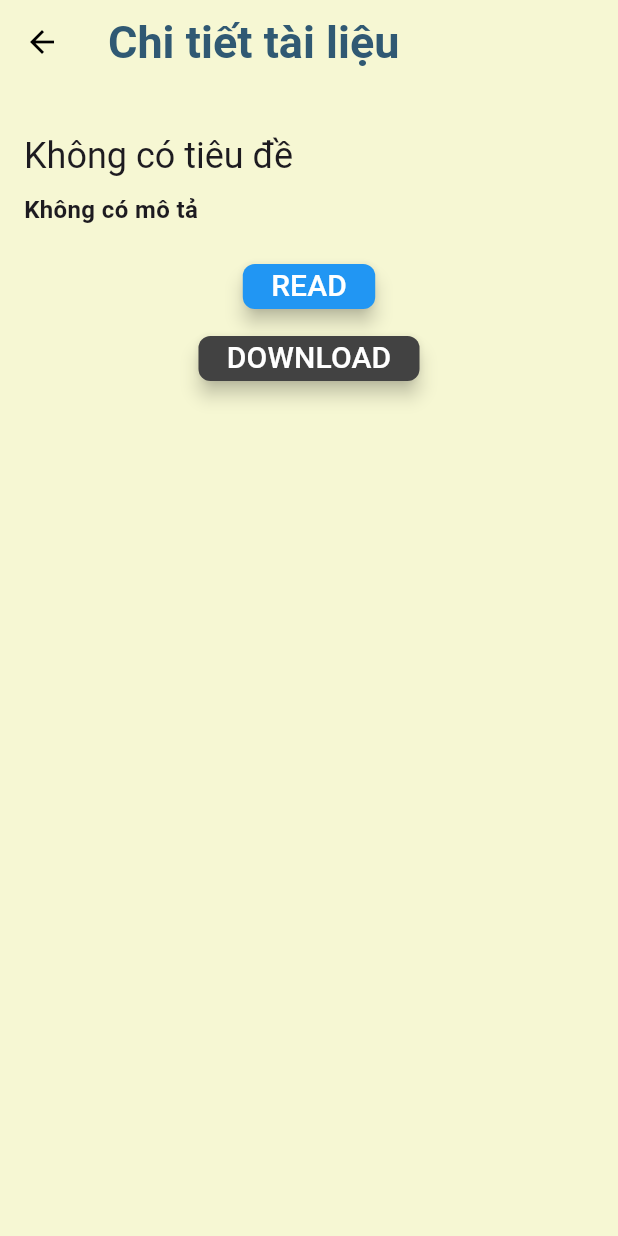
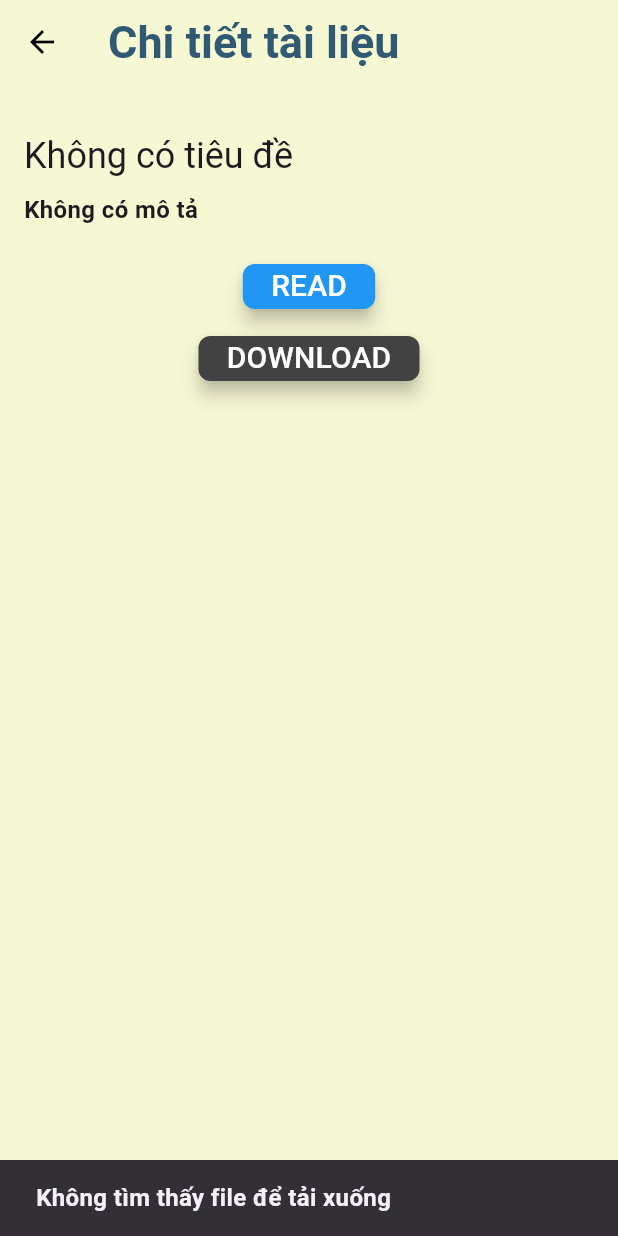
Before and after one commit to voduy112/Groupify_MobileApp, a Flutter app: the DocumentDetailScreen screen opened directly with empty values, after a tap on "DOWNLOAD", on a phone screen of 412 x 824 dp. Run offline on Flutter 3.47's test engine with Material 3 defaults, Android fonts, the phone set to English and light mode, and no system bars; drawn by our look-alikes of overlay_support; our stand-ins replace cached_network_image, carousel_slider, convex_bottom_bar, dio, file_picker, firebase_core and 5 more; missing offline and left inert: flutter_pdfview; accounts and stored records are empty; Roboto replaces fonts that are missing (Dongle).

Commit message:
hoàn thiện chức năng tải file

```diff
--- a/app/lib/features/home/widgets/document_detail.dart
+++ b/app/lib/features/home/widgets/document_detail.dart
@@ -3,6 +3,7 @@ import 'package:provider/provider.dart';
 import '../../../features/document_share/providers/document_share_provider.dart';
 import '../../../models/document.dart';
 import '../../../features/document/views/document_detail_screen.dart';
+import '../../../features/document/services/document_service.dart';
 
 class DocumentDetailScreen extends StatelessWidget {
   final String documentId;
@@ -66,7 +67,12 @@ class DocumentDetailScreen extends StatelessWidget {
                         backgroundColor: Colors.blue,
                       ),
                       child: Text("READ")),
-                  ElevatedButton(onPressed: () {}, child: Text("DOWNLOAD")),
+                  ElevatedButton(
+                    onPressed: () {
+                      DocumentService().downloadPdf(context, document);
+                    },
+                    child: Text("DOWNLOAD"),
+                  ),
                 ],
               ),
             )
```
